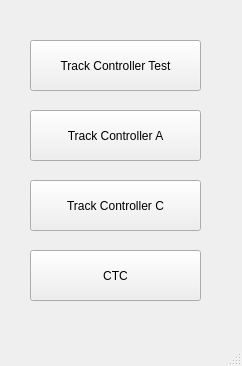
Before: the Qt Designer form mini_launcher.ui in LucasZ99/ECE1140SystemsEngineeringProject, drawn with Qt 5.
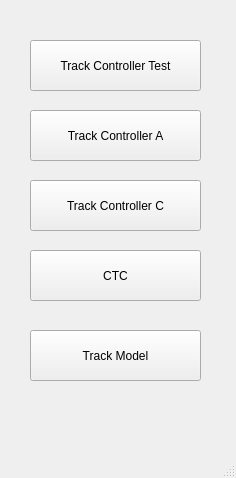
After: the same form once the commit is applied.

Commit message: mini_launcher update and refactor complete

The edit to the form file:
```diff
--- a/mini_launcher.ui
+++ b/mini_launcher.ui
@@ -6,8 +6,8 @@
    <rect>
     <x>0</x>
     <y>0</y>
-    <width>242</width>
-    <height>366</height>
+    <width>236</width>
+    <height>478</height>
    </rect>
   </property>
   <property name="windowTitle">
@@ -66,6 +66,19 @@
      <string>CTC</string>
     </property>
    </widget>
+   <widget class="QPushButton" name="track_model_button">
+    <property name="geometry">
+     <rect>
+      <x>30</x>
+      <y>330</y>
+      <width>171</width>
+      <height>51</height>
+     </rect>
+    </property>
+    <property name="text">
+     <string>Track Model</string>
+    </property>
+   </widget>
   </widget>
   <widget class="QMenuBar" name="menubar">
    <property name="geometry">
```
Left out of the diff: 2 changed lines with no effect on the pictures. The commit also changes 17 other files.
